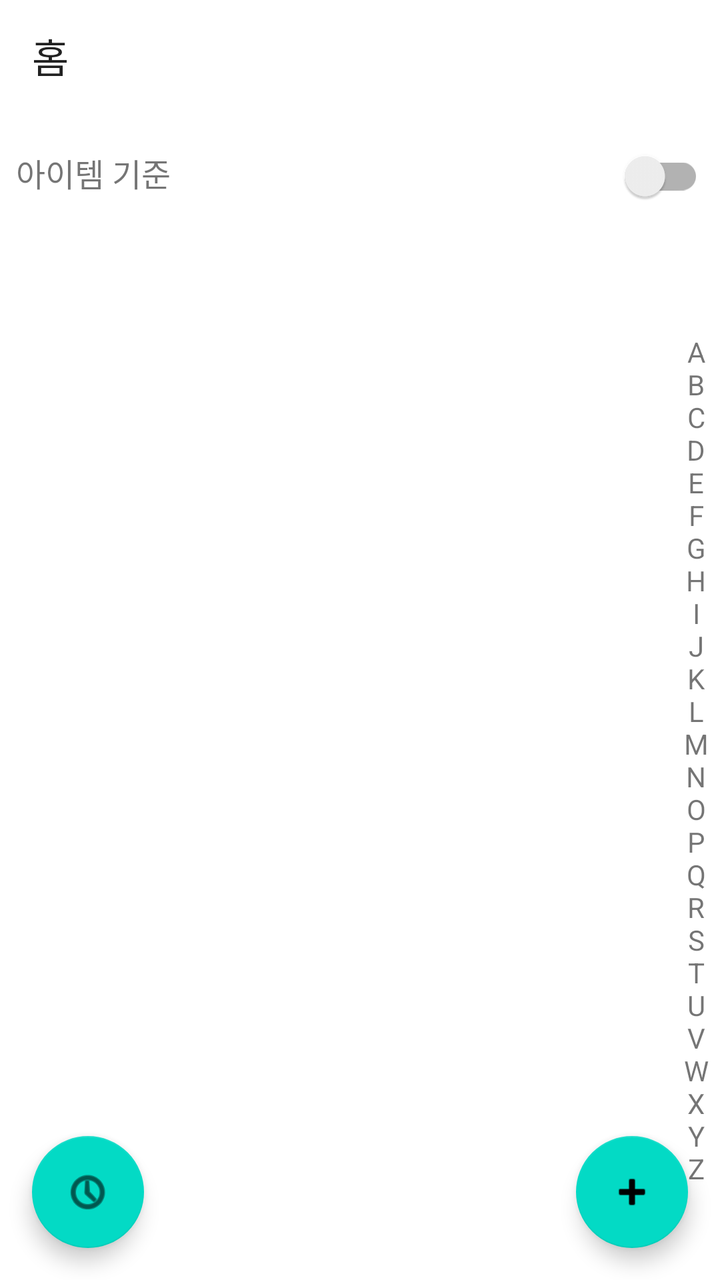
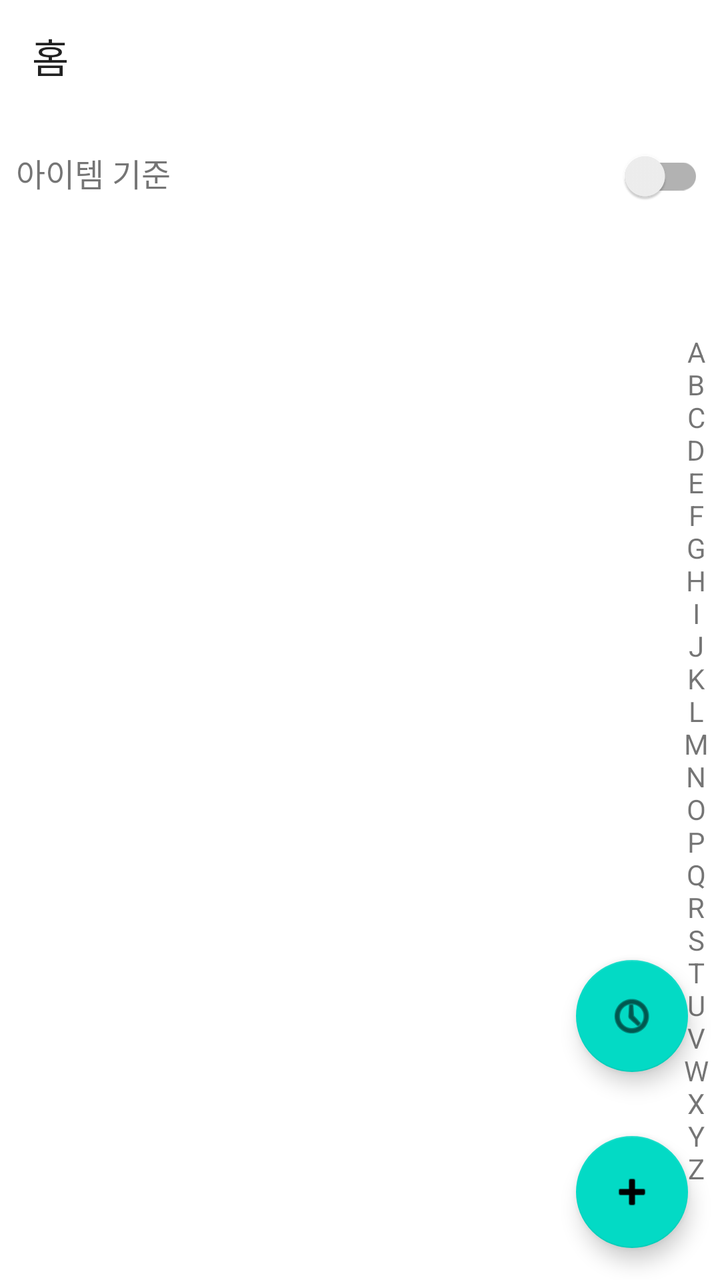

Two renders of the same Android screen: before a commit and after it. Below are the layout's source before the change and the commit's diff.
<!-- AndroidManifest.xml: application theme Theme.MyApplication -->
<!-- res/layout/fragment_home.xml -->
<?xml version="1.0" encoding="utf-8"?>
<androidx.coordinatorlayout.widget.CoordinatorLayout
    xmlns:android="http://schemas.android.com/apk/res/android"
    xmlns:app="http://schemas.android.com/apk/res-auto"
    android:layout_width="match_parent"
    android:layout_height="match_parent">

    
    <com.google.android.material.appbar.MaterialToolbar
        android:id="@+id/topAppBar"
        android:layout_width="match_parent"
        android:layout_height="?attr/actionBarSize"
        android:background="?attr/colorSurface"
        app:title="홈" />

    
    <LinearLayout
        android:orientation="vertical"
        android:layout_width="match_parent"
        android:layout_height="match_parent"
        android:paddingTop="?attr/actionBarSize">

        <LinearLayout
            android:orientation="horizontal"
            android:layout_width="match_parent"
            android:layout_height="wrap_content"
            android:padding="8dp">

            <TextView
                android:id="@+id/tvMode"
                android:layout_width="0dp"
                android:layout_height="wrap_content"
                android:layout_weight="1"
                android:text="아이템 기준"
                android:textSize="16sp"/>

            <androidx.appcompat.widget.SwitchCompat
                android:id="@+id/switchMode"
                android:layout_width="wrap_content"
                android:layout_height="wrap_content"/>
        </LinearLayout>

        <FrameLayout
            android:layout_width="match_parent"
            android:layout_height="0dp"
            android:layout_weight="1">

            <androidx.recyclerview.widget.RecyclerView
                android:id="@+id/recyclerView"
                android:layout_width="match_parent"
                android:layout_height="match_parent"/>

            
            <TextView
                android:id="@+id/indexBar"
                android:layout_width="24dp"
                android:layout_height="match_parent"
                android:layout_gravity="end"
                android:gravity="center"
                android:padding="4dp"
                android:text="A\nB\nC\nD\nE\nF\nG\nH\nI\nJ\nK\nL\nM\nN\nO\nP\nQ\nR\nS\nT\nU\nV\nW\nX\nY\nZ"/>
        </FrameLayout>
    </LinearLayout>

    
    <com.google.android.material.floatingactionbutton.FloatingActionButton
        android:id="@+id/fabAdd"
        android:layout_width="wrap_content"
        android:layout_height="wrap_content"
        android:layout_gravity="bottom|end"
        android:layout_margin="16dp"
        app:srcCompat="@android:drawable/ic_input_add"/>

    <com.google.android.material.floatingactionbutton.FloatingActionButton
        android:id="@+id/fabHistory"
        android:layout_width="wrap_content"
        android:layout_height="wrap_content"
        android:layout_gravity="bottom|start"
        android:layout_margin="16dp"
        app:srcCompat="@android:drawable/ic_menu_recent_history"/>
</androidx.coordinatorlayout.widget.CoordinatorLayout>
<!-- resources referenced by this layout -->
<resources>
  <style name="Theme.MyApplication" parent="Theme.MaterialComponents.DayNight.NoActionBar">
          
          <item name="colorPrimary">@color/purple_500</item>
          <item name="colorPrimaryVariant">@color/purple_700</item>
          <item name="colorOnPrimary">@color/white</item>
          
          <item name="colorSecondary">@color/teal_200</item>
          <item name="colorSecondaryVariant">@color/teal_700</item>
          <item name="colorOnSecondary">@color/black</item>
          
          <item name="android:statusBarColor">?attr/colorPrimaryVariant</item>
          
      </style>
  <color name="purple_500">#FF6200EE</color>
  <color name="purple_700">#FF3700B3</color>
  <color name="white">#FFFFFFFF</color>
  <color name="teal_200">#FF03DAC5</color>
  <color name="teal_700">#FF018786</color>
  <color name="black">#FF000000</color>
</resources>

<!-- the commit's change to res/layout/fragment_home.xml (unified diff, before → after) -->
@@ -1,5 +1,5 @@
 <?xml version="1.0" encoding="utf-8"?>
-<androidx.coordinatorlayout.widget.CoordinatorLayout
+<FrameLayout
     xmlns:android="http://schemas.android.com/apk/res/android"
     xmlns:app="http://schemas.android.com/apk/res-auto"
     android:layout_width="match_parent"
@@ -59,23 +59,34 @@
                 android:gravity="center"
                 android:padding="4dp"
                 android:text="A\nB\nC\nD\nE\nF\nG\nH\nI\nJ\nK\nL\nM\nN\nO\nP\nQ\nR\nS\nT\nU\nV\nW\nX\nY\nZ"/>
+
+            <LinearLayout
+                android:layout_width="wrap_content"
+                android:layout_height="wrap_content"
+                android:orientation="vertical"
+                android:layout_gravity="bottom|end">
+
+                <com.google.android.material.floatingactionbutton.FloatingActionButton
+                    android:id="@+id/fabHistory"
+                    android:layout_width="wrap_content"
+                    android:layout_height="wrap_content"
+                    android:layout_gravity="bottom|end"
+                    android:layout_margin="16dp"
+                    app:srcCompat="@android:drawable/ic_menu_recent_history" />
+
+                <com.google.android.material.floatingactionbutton.FloatingActionButton
+                    android:id="@+id/fabAdd"
+                    android:layout_width="wrap_content"
+                    android:layout_height="wrap_content"
+                    android:layout_gravity="bottom|end"
+                    android:layout_margin="16dp"
+                    app:srcCompat="@android:drawable/ic_input_add"/>
+            </LinearLayout>
+
         </FrameLayout>
     </LinearLayout>
 
     
-    <com.google.android.material.floatingactionbutton.FloatingActionButton
-        android:id="@+id/fabAdd"
-        android:layout_width="wrap_content"
-        android:layout_height="wrap_content"
-        android:layout_gravity="bottom|end"
-        android:layout_margin="16dp"
-        app:srcCompat="@android:drawable/ic_input_add"/>
 
-    <com.google.android.material.floatingactionbutton.FloatingActionButton
-        android:id="@+id/fabHistory"
-        android:layout_width="wrap_content"
-        android:layout_height="wrap_content"
-        android:layout_gravity="bottom|start"
-        android:layout_margin="16dp"
-        app:srcCompat="@android:drawable/ic_menu_recent_history"/>
-</androidx.coordinatorlayout.widget.CoordinatorLayout>
+
+</FrameLayout>
